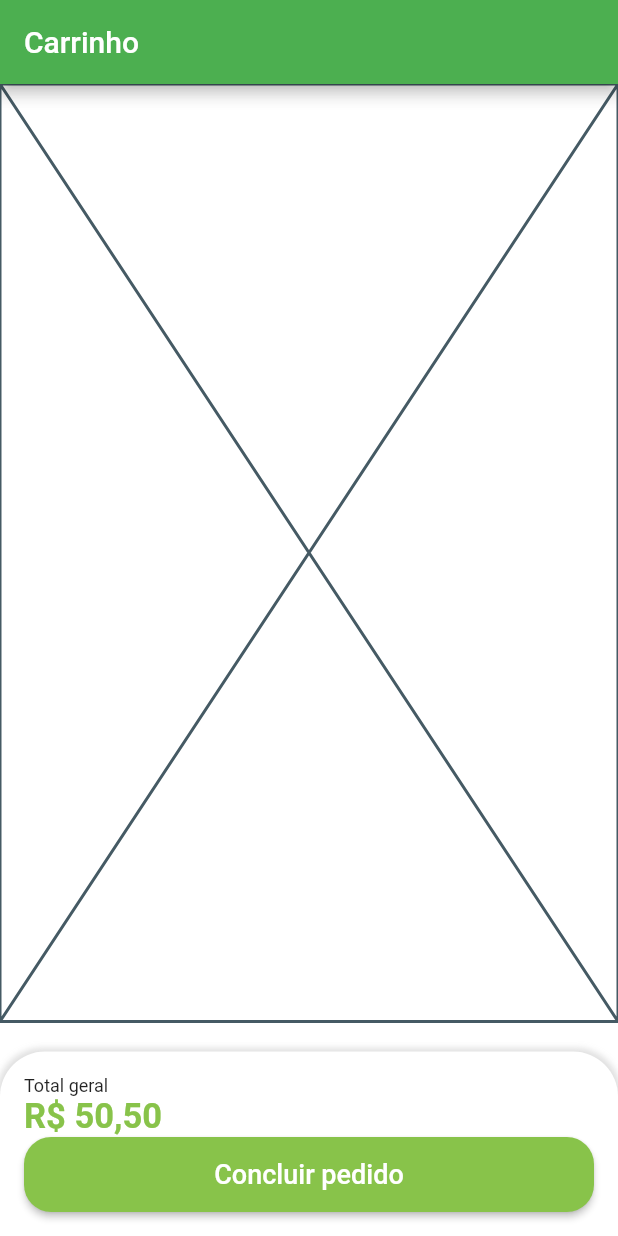
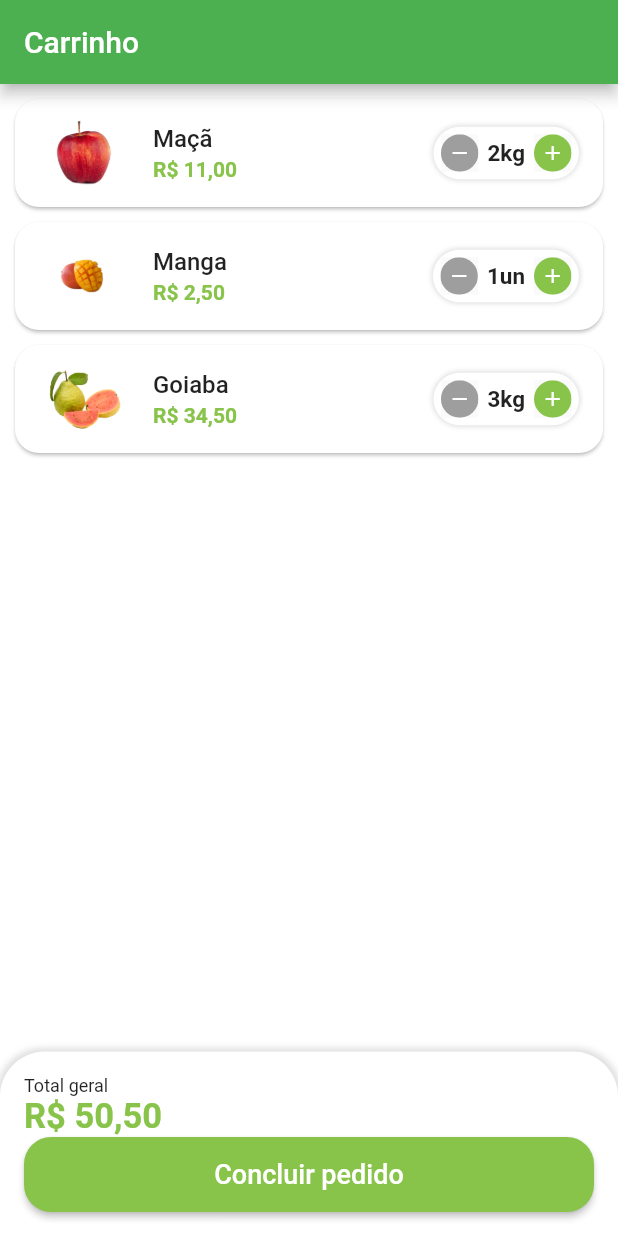
Before and after one commit to JoaoFelipeDev/Quitanda, a Flutter app: the CartTab screen opened directly, on a phone screen of 412 x 824 dp. Run offline on Flutter 3.47's test engine with Material 2 defaults, Android fonts, the phone set to English and light mode, and no system bars; our stand-ins replace animated_text_kit, badges, mask_text_input_formatter; missing offline and left inert: dart:ffi.

Commit message:
Lista de pedidos no carrinho layout

```diff
--- a/lib/src/config/app_data.dart
+++ b/lib/src/config/app_data.dart
@@ -1,3 +1,5 @@
+import 'package:quitanda/src/models/cart_item_model.dart';
+
 import '../models/item_model.dart';
 
 ItemModel apple = ItemModel(
@@ -73,3 +75,9 @@ List<String> categories = [
   'Temperos',
   'Cereais'
 ];
+
+List<CartItemModel> cartItens = [
+  CartItemModel(item: apple, quantity: 2),
+  CartItemModel(item: mango, quantity: 1),
+  CartItemModel(item: guava, quantity: 3)
+];
--- /dev/null
+++ b/lib/src/models/cart_item_model.dart
@@ -0,0 +1,13 @@
+import 'package:quitanda/src/models/item_model.dart';
+
+class CartItemModel {
+  ItemModel item;
+  int quantity;
+
+  CartItemModel({
+    required this.item,
+    required this.quantity,
+  });
+
+  double totalPrice() => item.price * quantity;
+}
--- a/lib/src/pages/cart/cart_tab.dart
+++ b/lib/src/pages/cart/cart_tab.dart
@@ -1,6 +1,9 @@
 import 'package:flutter/material.dart';
 import 'package:quitanda/src/config/custom_colors.dart';
 import 'package:quitanda/src/services/utils_services.dart';
+import 'package:quitanda/src/config/app_data.dart' as appData;
+
+import 'components/cart_tile.dart';
 
 class CartTab extends StatelessWidget {
   CartTab({Key? key}) : super(key: key);
@@ -15,9 +18,15 @@ class CartTab extends StatelessWidget {
       ),
       body: Column(
         children: [
-          const Expanded(
-            child: Placeholder(),
-          ),
+          Expanded(
+              child: ListView.builder(
+            itemCount: appData.cartItens.length,
+            itemBuilder: (_, index) {
+              return CartTile(
+                cartItem: appData.cartItens[index],
+              );
+            },
+          )),
           const SizedBox(
             height: 20,
           ),
--- /dev/null
+++ b/lib/src/pages/cart/components/cart_tile.dart
@@ -0,0 +1,46 @@
+import 'package:flutter/material.dart';
+import 'package:flutter/src/widgets/framework.dart';
+import 'package:flutter/src/widgets/placeholder.dart';
+import 'package:quitanda/src/config/custom_colors.dart';
+import 'package:quitanda/src/models/cart_item_model.dart';
+import 'package:quitanda/src/pages/common_widgets/quantity_widget.dart';
+import 'package:quitanda/src/services/utils_services.dart';
+
+class CartTile extends StatelessWidget {
+  final CartItemModel cartItem;
+  CartTile({super.key, required this.cartItem});
+  final UtilServices utilServices = UtilServices();
+
+  @override
+  Widget build(BuildContext context) {
+    return Card(
+      margin: const EdgeInsets.fromLTRB(10, 10, 10, 0),
+      shape: RoundedRectangleBorder(
+        borderRadius: BorderRadius.circular(16),
+      ),
+      child: ListTile(
+        leading: Image.asset(
+          cartItem.item.imgUrl,
+          height: 60,
+          width: 60,
+        ),
+        title: Text(
+          cartItem.item.itemName,
+          style: const TextStyle(
+            fontWeight: FontWeight.w500,
+          ),
+        ),
+        subtitle: Text(
+          utilServices.priceToCurrency(cartItem.totalPrice()),
+          style: TextStyle(
+              color: CustomColors.customSwatchColor,
+              fontWeight: FontWeight.bold),
+        ),
+        trailing: QuantityWidget(
+            value: cartItem.quantity,
+            suffixText: cartItem.item.unit,
+            result: (quantity) {}),
+      ),
+    );
+  }
+}
--- a/lib/src/pages/common_widgets/quantity_widget.dart
+++ b/lib/src/pages/common_widgets/quantity_widget.dart
@@ -27,6 +27,7 @@ class QuantityWidget extends StatelessWidget {
             ),
           ]),
       child: Row(
+        mainAxisSize: MainAxisSize.min,
         children: [
           _QuantityButton(
             icon: Icons.remove,
--- a/lib/src/pages/home/home_tab.dart
+++ b/lib/src/pages/home/home_tab.dart
@@ -1,4 +1,4 @@
-import 'package:badges/badges.dart';
+import 'package:badges/badges.dart' as badges;
 import 'package:flutter/material.dart';
 import 'package:quitanda/src/config/custom_colors.dart';
 import 'package:quitanda/src/config/app_data.dart' as appData;
@@ -53,8 +53,8 @@ class _HomeTabState extends State<HomeTab> {
             child: GestureDetector(
               onTap: () {},
               child: Badge(
-                badgeColor: CustomColors.customContrastColor,
-                badgeContent: const Text(
+                backgroundColor: CustomColors.customContrastColor,
+                label: const Text(
                   '2',
                   style: TextStyle(
                     color: Colors.white,
```
Also changed, not shown: pubspec.lock.
